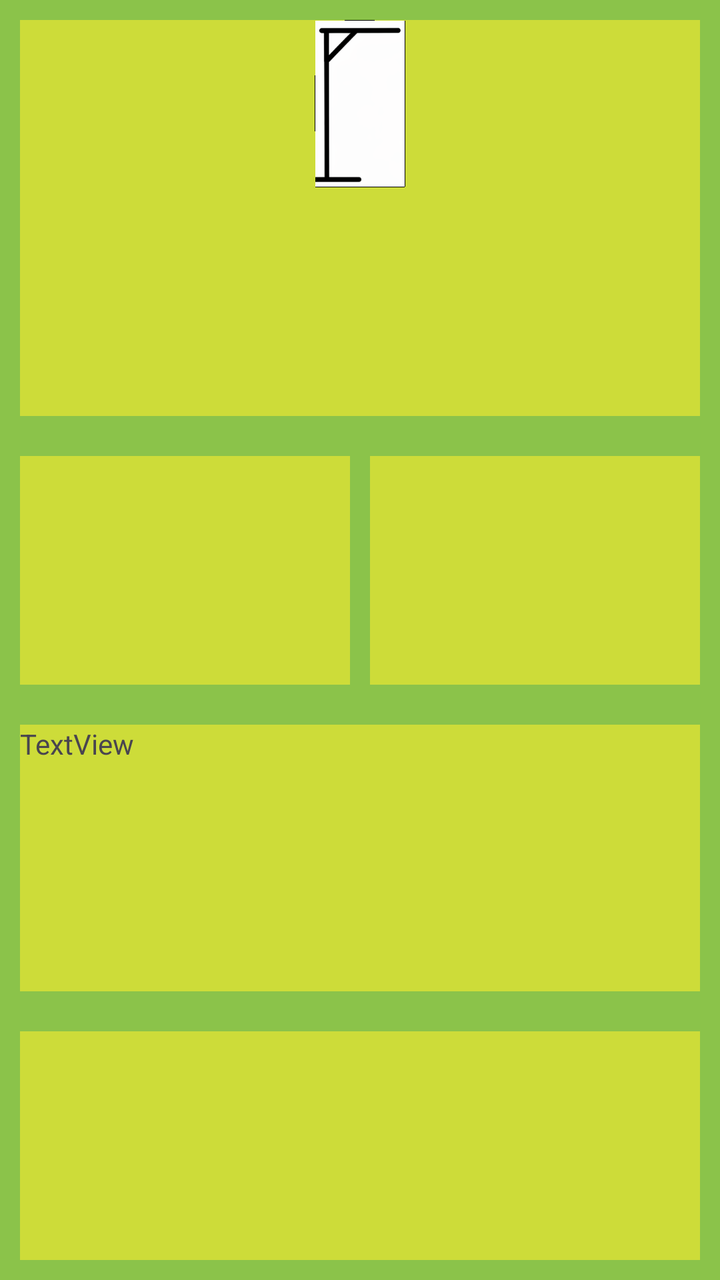
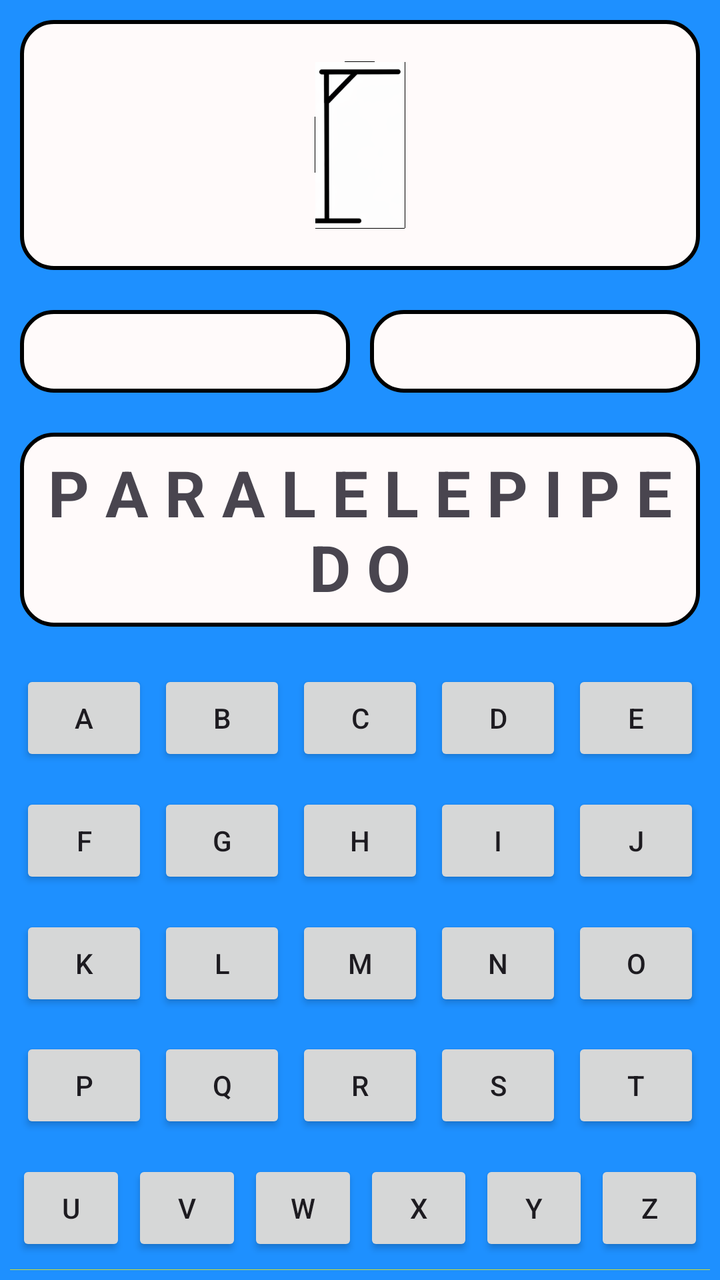

Screens rendered from an Android XML layout before and after an edit, with the pre-edit source and the edit as a unified diff.
<!-- AndroidManifest.xml: application theme Theme.Forca_Trilhas -->
<!-- res/layout/activity_tela_jogo.xml -->
<?xml version="1.0" encoding="utf-8"?>
<LinearLayout xmlns:android="http://schemas.android.com/apk/res/android"
    xmlns:app="http://schemas.android.com/apk/res-auto"
    xmlns:tools="http://schemas.android.com/tools"
    android:id="@+id/main"
    android:layout_width="match_parent"
    android:layout_height="match_parent"
    android:background="#8BC34A"
    android:orientation="vertical"
    tools:context=".TelaJogo">

    <LinearLayout
        android:layout_width="match_parent"
        android:layout_height="wrap_content"
        android:layout_margin="10dp"
        android:layout_weight="0.25"
        android:background="#CDDC39"
        android:orientation="vertical">

        <ImageView
            android:id="@+id/imageView2"
            android:layout_width="match_parent"
            android:layout_height="wrap_content"
            app:srcCompat="@drawable/forca_0_9" />
    </LinearLayout>

    <LinearLayout
        android:layout_width="match_parent"
        android:layout_height="wrap_content"
        android:layout_margin="10dp"
        android:layout_weight="0.25"
        android:background="#8BC34A"
        android:orientation="horizontal">

        <LinearLayout
            android:layout_width="match_parent"
            android:layout_height="match_parent"
            android:layout_marginRight="5dp"
            android:layout_weight="0.5"
            android:background="#CDDC39"
            android:orientation="vertical"></LinearLayout>

        <LinearLayout
            android:layout_width="match_parent"
            android:layout_height="match_parent"
            android:layout_marginLeft="5dp"
            android:layout_weight="0.5"
            android:background="#CDDC39"
            android:orientation="vertical"></LinearLayout>
    </LinearLayout>

    <LinearLayout
        android:layout_width="match_parent"
        android:layout_height="wrap_content"
        android:layout_margin="10dp"
        android:layout_weight="0.25"
        android:background="#CDDC39"
        android:orientation="vertical">

        <TextView
            android:id="@+id/textView3"
            android:layout_width="match_parent"
            android:layout_height="wrap_content"
            android:text="TextView" />
    </LinearLayout>

    <LinearLayout
        android:layout_width="match_parent"
        android:layout_height="wrap_content"
        android:layout_margin="10dp"
        android:layout_weight="0.25"
        android:background="#CDDC39"
        android:orientation="vertical">

        <LinearLayout
            android:layout_width="match_parent"
            android:layout_height="wrap_content"
            android:layout_weight="0.25"
            android:orientation="horizontal"></LinearLayout>

        <LinearLayout
            android:layout_width="match_parent"
            android:layout_height="wrap_content"
            android:layout_weight="0.25"
            android:orientation="horizontal"></LinearLayout>

        <LinearLayout
            android:layout_width="match_parent"
            android:layout_height="wrap_content"
            android:layout_weight="0.25"
            android:orientation="horizontal"></LinearLayout>

        <LinearLayout
            android:layout_width="match_parent"
            android:layout_height="wrap_content"
            android:layout_weight="0.25"
            android:orientation="horizontal"></LinearLayout>
    </LinearLayout>
</LinearLayout>
<!-- resources referenced by this layout -->
<resources>
  <!-- drawable forca_0_9: png bitmap (drawable-hdpi, 4445 bytes) -->
  <style name="Theme.Forca_Trilhas" parent="Base.Theme.Forca_Trilhas" />
  <style name="Base.Theme.Forca_Trilhas" parent="Theme.Material3.DayNight.NoActionBar">
          
          
      </style>
</resources>

<!-- the commit's change to res/layout/activity_tela_jogo.xml (unified diff, before → after) -->
@@ -5,7 +5,7 @@
     android:id="@+id/main"
     android:layout_width="match_parent"
     android:layout_height="match_parent"
-    android:background="#8BC34A"
+    android:background="#1E90FF"
     android:orientation="vertical"
     tools:context=".TelaJogo">
 
@@ -14,13 +14,15 @@
         android:layout_height="wrap_content"
         android:layout_margin="10dp"
         android:layout_weight="0.25"
-        android:background="#CDDC39"
+        android:background="@drawable/borda"
+        android:gravity="center"
         android:orientation="vertical">
 
         <ImageView
             android:id="@+id/imageView2"
             android:layout_width="match_parent"
-            android:layout_height="wrap_content"
+            android:layout_height="match_parent"
+            android:scaleType="center"
             app:srcCompat="@drawable/forca_0_9" />
     </LinearLayout>
 
@@ -29,7 +31,7 @@
         android:layout_height="wrap_content"
         android:layout_margin="10dp"
         android:layout_weight="0.25"
-        android:background="#8BC34A"
+        android:background="#1E90FF"
         android:orientation="horizontal">
 
         <LinearLayout
@@ -37,7 +39,7 @@
             android:layout_height="match_parent"
             android:layout_marginRight="5dp"
             android:layout_weight="0.5"
-            android:background="#CDDC39"
+            android:background="@drawable/borda"
             android:orientation="vertical"></LinearLayout>
 
         <LinearLayout
@@ -45,7 +47,7 @@
             android:layout_height="match_parent"
             android:layout_marginLeft="5dp"
             android:layout_weight="0.5"
-            android:background="#CDDC39"
+            android:background="@drawable/borda"
             android:orientation="vertical"></LinearLayout>
     </LinearLayout>
 
@@ -53,47 +55,291 @@
         android:layout_width="match_parent"
         android:layout_height="wrap_content"
         android:layout_margin="10dp"
-        android:layout_weight="0.25"
-        android:background="#CDDC39"
+        android:layout_weight="0.1"
+        android:background="@drawable/borda"
+        android:gravity="center"
         android:orientation="vertical">
 
         <TextView
             android:id="@+id/textView3"
             android:layout_width="match_parent"
             android:layout_height="wrap_content"
-            android:text="TextView" />
+            android:layout_marginLeft="10dp"
+            android:layout_marginRight="10dp"
+            android:gravity="center"
+            android:text="P A R A L E L E P I P E D O"
+            android:textSize="32sp"
+            android:textStyle="bold" />
     </LinearLayout>
 
     <LinearLayout
         android:layout_width="match_parent"
         android:layout_height="wrap_content"
-        android:layout_margin="10dp"
-        android:layout_weight="0.25"
+        android:layout_margin="5dp"
+        android:layout_weight="0.4"
         android:background="#CDDC39"
         android:orientation="vertical">
 
         <LinearLayout
             android:layout_width="match_parent"
             android:layout_height="wrap_content"
-            android:layout_weight="0.25"
-            android:orientation="horizontal"></LinearLayout>
-
-        <LinearLayout
-            android:layout_width="match_parent"
-            android:layout_height="wrap_content"
-            android:layout_weight="0.25"
-            android:orientation="horizontal"></LinearLayout>
-
-        <LinearLayout
-            android:layout_width="match_parent"
-            android:layout_height="wrap_content"
-            android:layout_weight="0.25"
-            android:orientation="horizontal"></LinearLayout>
-
-        <LinearLayout
-            android:layout_width="match_parent"
-            android:layout_height="wrap_content"
-            android:layout_weight="0.25"
-            android:orientation="horizontal"></LinearLayout>
+            android:layout_weight="0.20"
+            android:background="#1E90FF"
+            android:gravity="center"
+            android:orientation="horizontal">
+
+            <Button
+                android:id="@+id/btn1"
+                android:layout_width="wrap_content"
+                android:layout_height="wrap_content"
+                android:layout_marginLeft="5dp"
+                android:layout_weight="1"
+                android:text="A" />
+
+            <Button
+                android:id="@+id/btn2"
+                android:layout_width="wrap_content"
+                android:layout_height="wrap_content"
+                android:layout_marginLeft="5dp"
+                android:layout_weight="1"
+                android:text="B" />
+
+            <Button
+                android:id="@+id/btn3"
+                android:layout_width="wrap_content"
+                android:layout_height="wrap_content"
+                android:layout_marginLeft="5dp"
+                android:layout_weight="1"
+                android:text="C" />
+
+            <Button
+                android:id="@+id/btn4"
+                android:layout_width="wrap_content"
+                android:layout_height="wrap_content"
+                android:layout_marginLeft="5dp"
+                android:layout_weight="1"
+                android:text="D" />
+
+            <Button
+                android:id="@+id/btn5"
+                android:layout_width="wrap_content"
+                android:layout_height="wrap_content"
+                android:layout_marginLeft="5dp"
+                android:layout_marginRight="5dp"
+                android:layout_weight="1"
+                android:text="E" />
+
+        </LinearLayout>
+
+        <LinearLayout
+            android:layout_width="match_parent"
+            android:layout_height="wrap_content"
+            android:layout_weight="0.20"
+            android:background="#1E90FF"
+            android:gravity="center"
+            android:orientation="horizontal">
+
+            <Button
+                android:id="@+id/btn6"
+                android:layout_width="wrap_content"
+                android:layout_height="wrap_content"
+                android:layout_marginLeft="5dp"
+                android:layout_weight="1"
+                android:text="F" />
+
+            <Button
+                android:id="@+id/btn7"
+                android:layout_width="wrap_content"
+                android:layout_height="wrap_content"
+                android:layout_marginLeft="5dp"
+                android:layout_weight="1"
+                android:text="G" />
+
+            <Button
+                android:id="@+id/btn8"
+                android:layout_width="wrap_content"
+                android:layout_height="wrap_content"
+                android:layout_marginLeft="5dp"
+                android:layout_weight="1"
+                android:text="H" />
+
+            <Button
+                android:id="@+id/btn9"
+                android:layout_width="wrap_content"
+                android:layout_height="wrap_content"
+                android:layout_marginLeft="5dp"
+                android:layout_weight="1"
+                android:text="I" />
+
+            <Button
+                android:id="@+id/btn12"
+                android:layout_width="wrap_content"
+                android:layout_height="wrap_content"
+                android:layout_marginLeft="5dp"
+                android:layout_marginRight="5dp"
+                android:layout_weight="1"
+                android:text="J" />
+
+        </LinearLayout>
+
+        <LinearLayout
+            android:layout_width="match_parent"
+            android:layout_height="wrap_content"
+            android:layout_weight="0.20"
+            android:background="#1E90FF"
+            android:gravity="center"
+            android:orientation="horizontal">
+
+            <Button
+                android:id="@+id/btn11"
+                android:layout_width="wrap_content"
+                android:layout_height="wrap_content"
+                android:layout_marginLeft="5dp"
+                android:layout_weight="1"
+                android:text="K" />
+
+            <Button
+                android:id="@+id/btn12"
+                android:layout_width="wrap_content"
+                android:layout_height="wrap_content"
+                android:layout_marginLeft="5dp"
+                android:layout_weight="1"
+                android:text="L" />
+
+            <Button
+                android:id="@+id/btn13"
+                android:layout_width="wrap_content"
+                android:layout_height="wrap_content"
+                android:layout_marginLeft="5dp"
+                android:layout_weight="1"
+                android:text="M" />
+
+            <Button
+                android:id="@+id/btn14"
+                android:layout_width="wrap_content"
+                android:layout_height="wrap_content"
+                android:layout_marginLeft="5dp"
+                android:layout_weight="1"
+                android:text="N" />
+
+            <Button
+                android:id="@+id/btn15"
+                android:layout_width="wrap_content"
+                android:layout_height="wrap_content"
+                android:layout_marginLeft="5dp"
+                android:layout_marginRight="5dp"
+                android:layout_weight="1"
+                android:text="O" />
+
+        </LinearLayout>
+
+        <LinearLayout
+            android:layout_width="match_parent"
+            android:layout_height="wrap_content"
+            android:layout_weight="0.20"
+            android:background="#1E90FF"
+            android:gravity="center"
+            android:orientation="horizontal">
+
+            <Button
+                android:id="@+id/btn16"
+                android:layout_width="wrap_content"
+                android:layout_height="wrap_content"
+                android:layout_marginLeft="5dp"
+                android:layout_weight="1"
+                android:text="P" />
+
+            <Button
+                android:id="@+id/btn17"
+                android:layout_width="wrap_content"
+                android:layout_height="wrap_content"
+                android:layout_marginLeft="5dp"
+                android:layout_weight="1"
+                android:text="Q" />
+
+            <Button
+                android:id="@+id/btn18"
+                android:layout_width="wrap_content"
+                android:layout_height="wrap_content"
+                android:layout_marginLeft="5dp"
+                android:layout_weight="1"
+                android:text="R" />
+
+            <Button
+                android:id="@+id/btn19"
+                android:layout_width="wrap_content"
+                android:layout_height="wrap_content"
+                android:layout_marginLeft="5dp"
+                android:layout_weight="1"
+                android:text="S" />
+
+            <Button
+                android:id="@+id/btn20"
+                android:layout_width="wrap_content"
+                android:layout_height="wrap_content"
+                android:layout_marginLeft="5dp"
+                android:layout_marginRight="5dp"
+                android:layout_weight="1"
+                android:text="T" />
+
+        </LinearLayout>
+
+        <LinearLayout
+            android:layout_width="match_parent"
+            android:layout_height="wrap_content"
+            android:layout_weight="0.20"
+            android:background="#1E90FF"
+            android:gravity="center"
+            android:orientation="horizontal">
+
+            <Button
+                android:id="@+id/btn21"
+                android:layout_width="wrap_content"
+                android:layout_height="wrap_content"
+                android:layout_marginLeft="3dp"
+                android:layout_weight="1"
+                android:text="U" />
+
+            <Button
+                android:id="@+id/btn22"
+                android:layout_width="wrap_content"
+                android:layout_height="wrap_content"
+                android:layout_marginLeft="3dp"
+                android:layout_weight="1"
+                android:text="V" />
+
+            <Button
+                android:id="@+id/btn23"
+                android:layout_width="wrap_content"
+                android:layout_height="wrap_content"
+                android:layout_marginLeft="3dp"
+                android:layout_weight="1"
+                android:text="W" />
+
+            <Button
+                android:id="@+id/btn24"
+                android:layout_width="wrap_content"
+                android:layout_height="wrap_content"
+                android:layout_marginLeft="3dp"
+                android:layout_weight="1"
+                android:text="X" />
+
+            <Button
+                android:id="@+id/btn25"
+                android:layout_width="wrap_content"
+                android:layout_height="wrap_content"
+                android:layout_marginLeft="3dp"
+                android:layout_weight="1"
+                android:text="Y" />
+
+            <Button
+                android:id="@+id/btn26"
+                android:layout_width="wrap_content"
+                android:layout_height="wrap_content"
+                android:layout_marginLeft="3dp"
+                android:layout_marginRight="3dp"
+                android:layout_weight="1"
+                android:text="Z" />
+        </LinearLayout>
     </LinearLayout>
 </LinearLayout>
<!-- resource entries referenced after the edit -->
@@ -1,5 +1,17 @@
 <!-- resources referenced by this layout -->
 <resources>
+  <!-- drawable borda (drawable) -->
+  <?xml version="1.0" encoding="utf-8"?>
+  <shape xmlns:android="http://schemas.android.com/apk/res/android">
+      
+      <solid android:color="#FFFAFA"/>
+      
+      <corners android:radius="16dp"/>
+      
+      <stroke
+          android:width="2dp"
+          android:color="#000000"/>
+  </shape>
   <!-- drawable forca_0_9: png bitmap (drawable-hdpi, 4445 bytes) -->
   <style name="Theme.Forca_Trilhas" parent="Base.Theme.Forca_Trilhas" />
   <style name="Base.Theme.Forca_Trilhas" parent="Theme.Material3.DayNight.NoActionBar">
